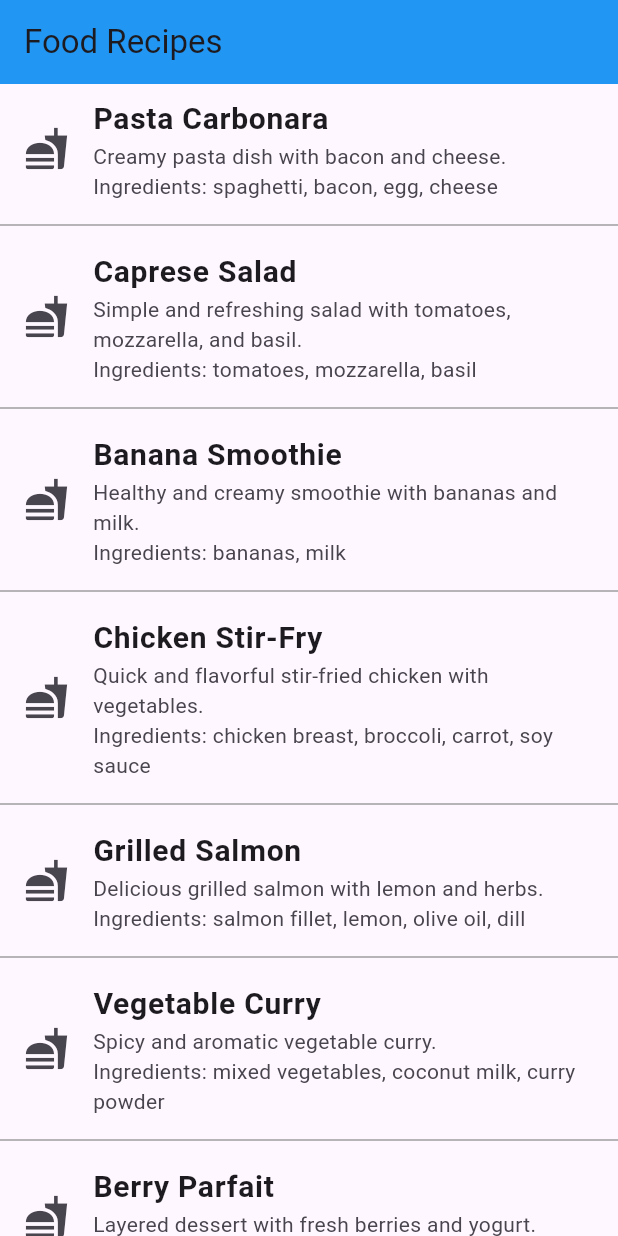
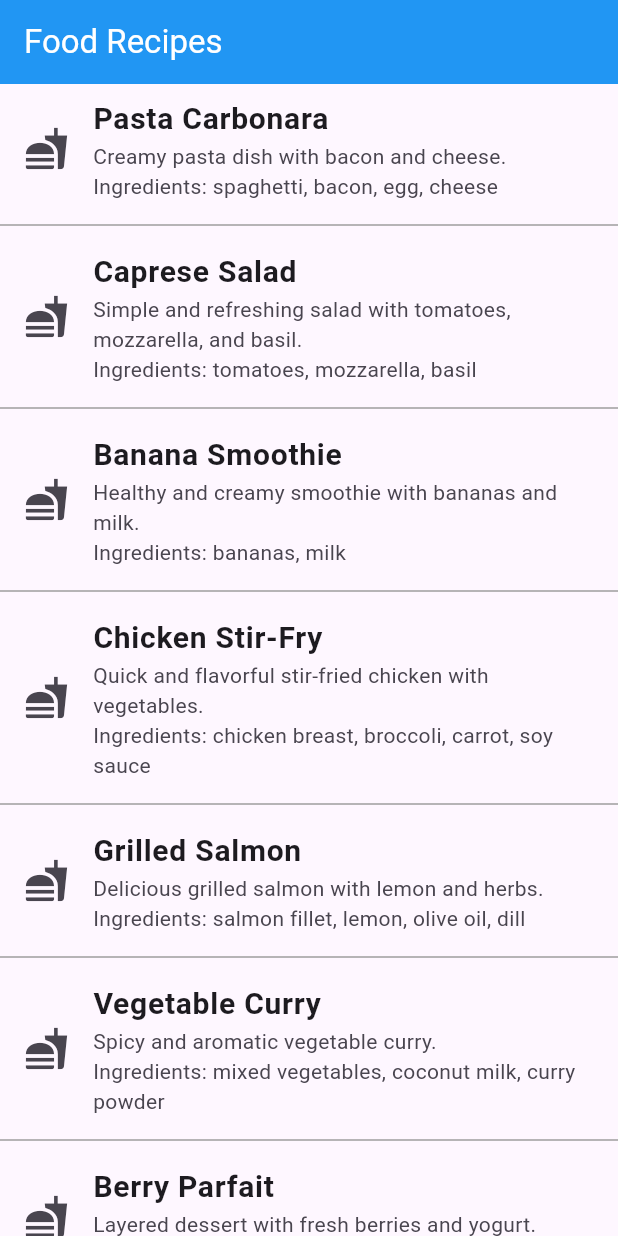
Before and after one commit to JAHIDULFAHAD/Ostad_Module10_LiveTest, a Flutter app: the screen it shows after launch, on a phone screen of 412 x 824 dp. Run offline on Flutter 3.47's test engine with Material 3 defaults, Android fonts, the phone set to English and light mode, and no system bars.

Commit message:
live test 3 Done

```diff
--- a/livetest_3_module14/lib/recepi_listview.dart
+++ b/livetest_3_module14/lib/recepi_listview.dart
@@ -64,7 +64,7 @@ class _RecepiListviewState extends State<RecepiListview> {
   Widget build(BuildContext context) {
     return Scaffold(
       appBar: AppBar(
-        title: Text("Food Recipes"),
+        title: Text("Food Recipes",style: TextStyle(color: Colors.white),),
         backgroundColor: Colors.blue,
       ),
       body: ListView.separated(
```
